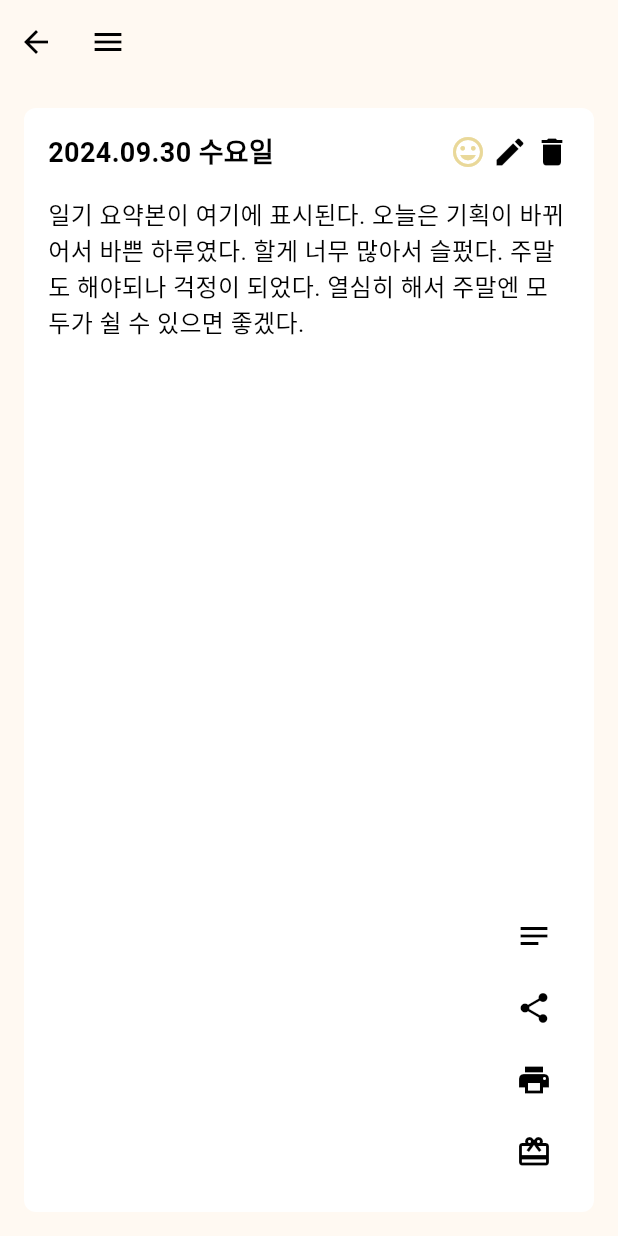
After one commit to Tune-Manner/wisely-diary-frontend, a Flutter app: the DiaryNoImgPage screen opened directly, after a tap on the "card giftcard" icon, on a phone screen of 412 x 824 dp. The commit adds this screen. Run offline on Flutter 3.47's test engine with Material 3 defaults, Android fonts, the phone set to English and light mode, and no system bars; our stand-ins replace device_info_plus, firebase_core, firebase_messaging, flutter_dotenv, flutter_local_notifications, google_sign_in and 3 more; missing offline and left inert: android_alarm_manager_plus, gotrue, kakao_flutter_sdk_user; accounts and stored records are empty.

Commit message:
feat: 일기 조회 페이지 틀 생성

```diff
--- a/lib/WelcomePage.dart
+++ b/lib/WelcomePage.dart
@@ -6,6 +6,7 @@ import 'cartoon/CartoonCreationPage.dart';
 import 'main.dart';
 import 'package:wisely_diary/main.dart' show setupFCM, MainApp;
 import 'alarm/alarmSettingPage.dart ';
+import 'diary/diaryNoImgPage.dart';
 
 
 class WelcomePage extends StatefulWidget {
@@ -150,6 +151,17 @@ class _WelcomePageState extends State<WelcomePage> {
               );
             },
           ),
+          ElevatedButton(
+            child: Text('일기 보기'),
+            onPressed: () {
+              Navigator.push(
+                context,
+                MaterialPageRoute(
+                  builder: (context) => DiaryNoImgPage(), // DiaryNoImgPage는 diaryNoImgPage.dart의 클래스 이름이라고 가정
+                ),
+              );
+            },
+          ),
           Expanded(
             child: ListView.builder(
               itemCount: diaries.length,
--- /dev/null
+++ b/lib/diary/diaryNoImgPage.dart
@@ -0,0 +1,132 @@
+import 'package:flutter/material.dart';
+
+class DiaryNoImgPage extends StatefulWidget {
+  @override
+  _DiaryNoImgPageState createState() => _DiaryNoImgPageState();
+}
+
+class _DiaryNoImgPageState extends State<DiaryNoImgPage> {
+  bool _isGiftMenuVisible = false;
+
+  void _toggleGiftMenu() {
+    setState(() {
+      _isGiftMenuVisible = !_isGiftMenuVisible;
+    });
+  }
+
+  @override
+  Widget build(BuildContext context) {
+    return Scaffold(
+      appBar: AppBar(
+        backgroundColor: Color(0xFFFFF9F2), // 상단 배경 색상
+        elevation: 0,
+        leadingWidth: 100, // 두 개의 아이콘이 충분히 들어갈 공간을 확보하기 위해 너비 설정
+        leading: Row(
+          mainAxisSize: MainAxisSize.min, // Row의 크기를 최소화하여 아이콘들이 나란히 배치되도록 함
+          children: [
+            IconButton(
+              icon: Icon(Icons.arrow_back, color: Colors.black),
+              onPressed: () {
+                Navigator.pop(context);
+              },
+            ),
+            IconButton(
+              icon: Icon(Icons.menu, color: Colors.black),
+              onPressed: () {
+                // 햄버거 메뉴 클릭 시 동작 정의
+              },
+            ),
+          ],
+        ),
+      ),
+      body: Container(
+        color: Color(0xFFFFF9F2), // 전체 배경 색상
+        padding: EdgeInsets.all(16.0),
+        child: Column(
+          crossAxisAlignment: CrossAxisAlignment.start,
+          children: [
+            Expanded(
+              child: Container(
+                padding: EdgeInsets.all(16.0),
+                decoration: BoxDecoration(
+                  color: Colors.white, // 배경 흰색
+                  borderRadius: BorderRadius.circular(8.0),
+                ),
+                child: Column(
+                  crossAxisAlignment: CrossAxisAlignment.start,
+                  children: [
+                    Row(
+                      mainAxisAlignment: MainAxisAlignment.spaceBetween,
+                      children: [
+                        Flexible(
+                          child: Text(
+                            '2024.09.30 수요일',
+                            style: TextStyle(
+                              color: Colors.black,
+                              fontSize: 18,
+                              fontWeight: FontWeight.bold,
+                            ),
+                            overflow: TextOverflow.ellipsis, // 텍스트 오버플로우 방지
+                          ),
+                        ),
+                        Row(
+                          children: [
+                            Icon(Icons.insert_emoticon, color: Color(0xFFE9D899)), // 감정 아이콘 색상
+                            SizedBox(width: 4), // 아이콘 간 간격 줄이기
+                            Icon(Icons.edit, color: Colors.black), // 수정 아이콘
+                            SizedBox(width: 4), // 아이콘 간 간격 줄이기
+                            Icon(Icons.delete, color: Colors.black), // 삭제 아이콘
+                          ],
+                        ),
+                      ],
+                    ),
+                    SizedBox(height: 16.0),
+                    Expanded(
+                      child: Text(
+                        '일기 요약본이 여기에 표시된다. 오늘은 기획이 바뀌어서 바쁜 하루였다. 할게 너무 많아서 슬펐다. 주말도 해야되나 걱정이 되었다. 열심히 해서 주말엔 모두가 쉴 수 있으면 좋겠다.',
+                        style: TextStyle(fontSize: 16, color: Colors.black),
+                      ),
+                    ),
+                    Align(
+                      alignment: Alignment.bottomRight,
+                      child: Column(
+                        mainAxisSize: MainAxisSize.min,
+                        crossAxisAlignment: CrossAxisAlignment.end,
+                        children: [
+                          if (_isGiftMenuVisible) ...[
+                            IconButton(
+                              icon: Icon(Icons.notes, color: Colors.black),
+                              onPressed: () {
+                                // 알림 노트 동작 정의
+                              },
+                            ),
+                            IconButton(
+                              icon: Icon(Icons.share, color: Colors.black),
+                              onPressed: () {
+                                // 공유 동작 정의
+                              },
+                            ),
+                            IconButton(
+                              icon: Icon(Icons.print, color: Colors.black),
+                              onPressed: () {
+                                // 출력 동작 정의
+                              },
+                            ),
+                          ],
+                          IconButton(
+                            icon: Icon(Icons.card_giftcard, color: Colors.black), // 선물 아이콘
+                            onPressed: _toggleGiftMenu,
+                          ),
+                        ],
+                      ),
+                    ),
+                  ],
+                ),
+              ),
+            ),
+          ],
+        ),
+      ),
+    );
+  }
+}
```
